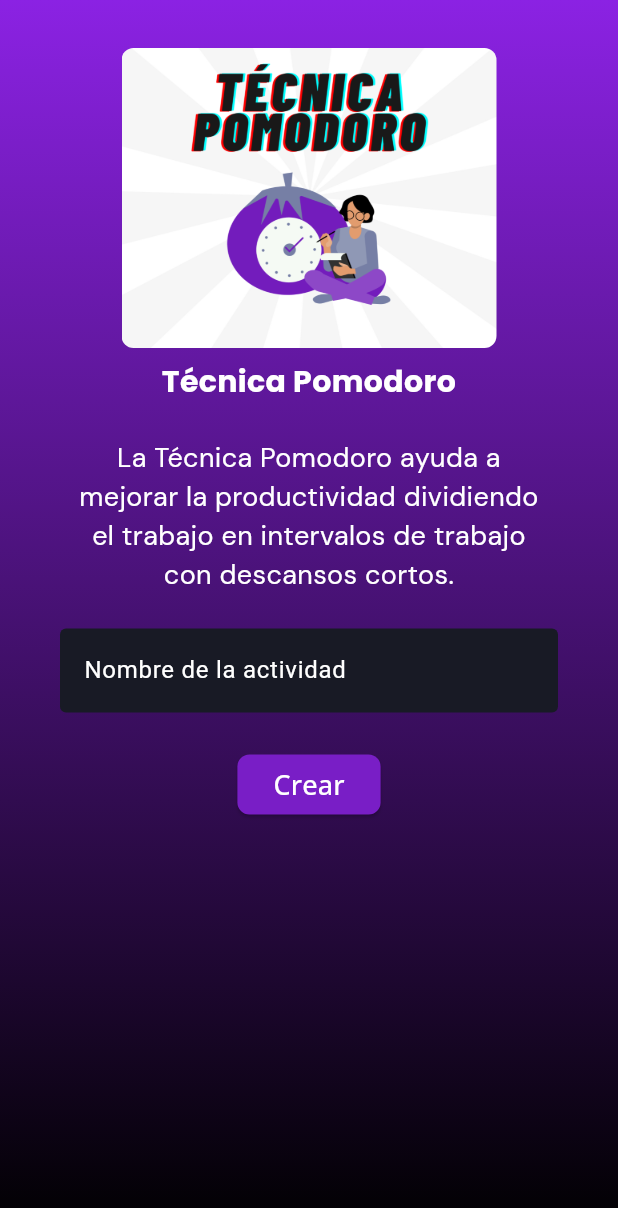
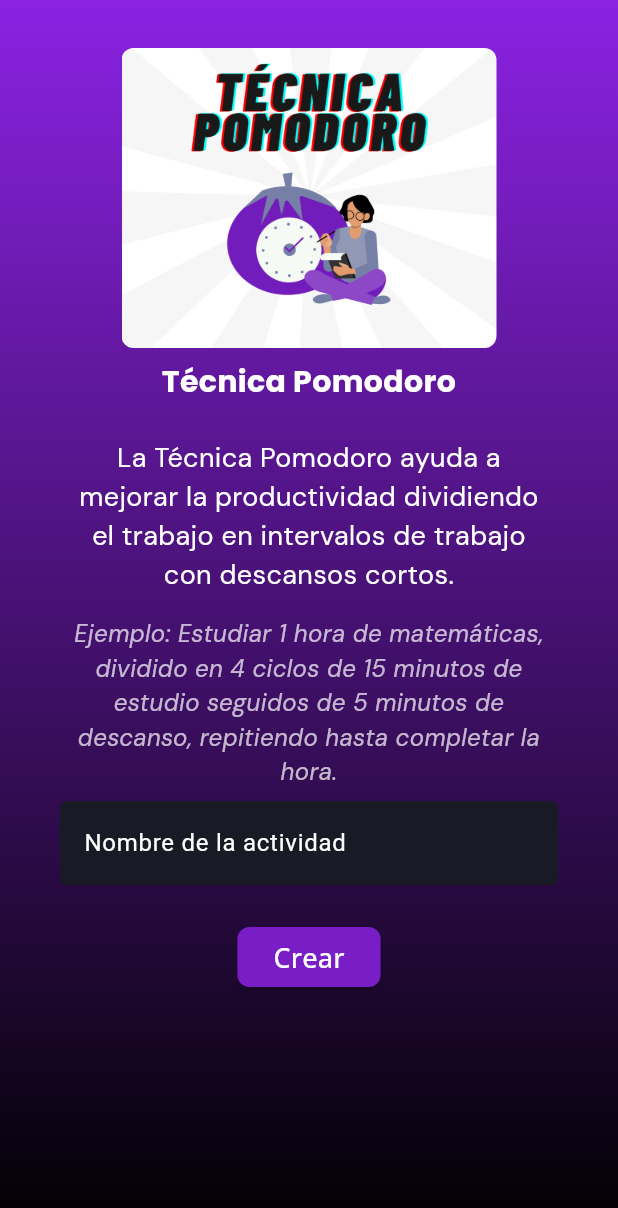
Before and after one commit to diegoZarateFer/stubit, a Flutter app: the SecondPage screen opened directly with empty values, on a phone screen of 412 x 824 dp. Shown: the top 1208 px of the screen. Run offline on Flutter 3.47's test engine with Material 3 defaults, Android fonts, the phone set to English and light mode, and no system bars; our stand-ins replace audioplayers, cloud_firestore, concentric_transition, firebase_auth, firebase_core, flutter_rating_bar and 6 more; missing offline and left inert: day_picker; accounts and stored records are empty.

Commit message:
Modifiqué los ejemplos

```diff
--- a/lib/screens/create_habits_screens/create_custom_habit.dart
+++ b/lib/screens/create_habits_screens/create_custom_habit.dart
@@ -277,6 +277,19 @@ class _SecondPageState extends State<SecondPage> {
                     ),
                   ),
                 ),
+                // EJEMPLO AÑADIDO
+                Padding(
+                  padding: const EdgeInsets.symmetric(horizontal: 15.0),
+                  child: Text(
+                    _examples[widget.heroTag],
+                    textAlign: TextAlign.center,
+                    style: GoogleFonts.dmSans(
+                      fontSize: 16,
+                      fontStyle: FontStyle.italic,
+                      color: Colors.white70,
+                    ),
+                  ),
+                ),
                 Form(
                   key: _formKey,
                   child: Padding(
@@ -350,9 +363,18 @@ final List<String> _titles = [
 
 final List<String> _resume = [
   'La Técnica Pomodoro ayuda a mejorar la productividad dividiendo el trabajo en intervalos de trabajo con descansos cortos.',
-  'Esta técnica es recomendada para definir tiempo y días específicos.',
-  'Se enfoca en actividades que deben realizarse sí o sí.',
-  'Define los días de práctica con cuestionarios.',
-  'Lista actividades diarias obligatorias.',
-  'Cuenta repeticiones diarias.',
+  'Permite definir la duración diaria, las semanas que se realizará y los días específicos (lunes a domingo), ideal si no quieres hacerla todos los días.',
+  'Es útil para actividades que se harán todos los días, con una duración fija cada día, durante un número determinado de semanas.',
+  'Define cuántos días por semana harás la actividad, en qué días exactos y durante cuántas semanas. Es ideal para hábitos de reflexión, ya que al final de cada registro podrás anotar cómo te sentiste.',
+  'Define la duración en semanas y los días específicos (lunes a domingo). Al registrar el hábito, el usuario podrá crear un listado personalizado según su actividad.',
+  'Diseñada para actividades basadas en repeticiones. Se define una meta diaria, su unidad de medida, los días en que se realizará y la duración en semanas.',
 ];
+
+final List<String> _examples = [
+  'Ejemplo: Estudiar 1 hora de matemáticas, dividido en 4 ciclos de 15 minutos de estudio seguidos de 5 minutos de descanso, repitiendo hasta completar la hora.',
+  'Ejemplo: Realizar 30 minutos de ejercicio, solo de lunes a viernes.',
+  'Ejemplo: Leer 20 minutos todos los días, durante 4 semanas seguidas.',
+  'Ejemplo: Lunes, miércoles y viernes,llamar a personas queridas.',
+  'Ejemplo: Cada día, haz una lista de las cosas por las que me siento agradecido.',
+  'Ejemplo: Realizar 20 flexiones los días lunes y viernes.',
+];
```
